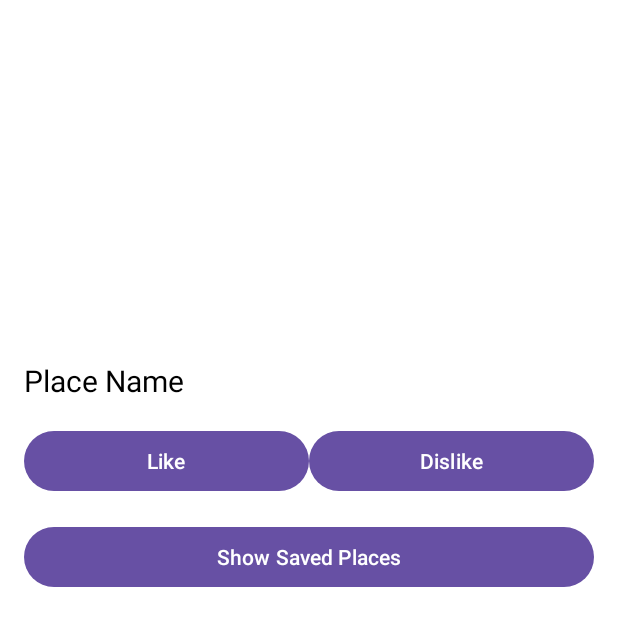
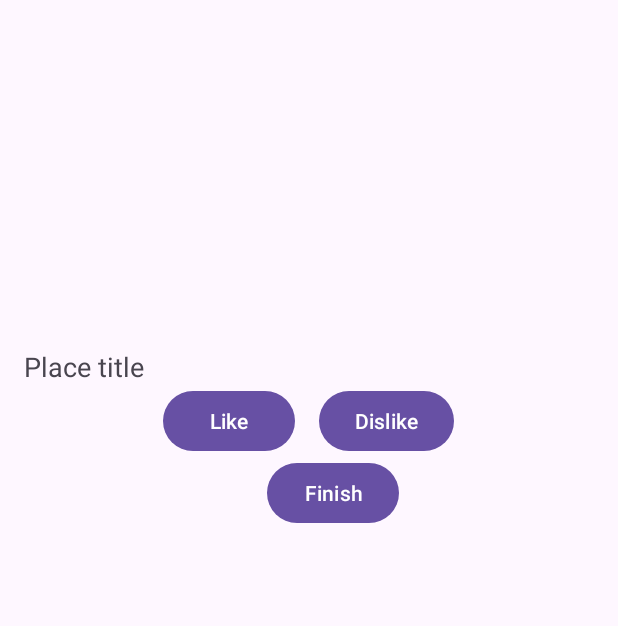
Before and after one commit to martin0925/Virtual-Collectibles-for-Tourist, an Android app: the PlanTripActivity screen opened directly, with no data from a screen before it, on a phone screen of 412 x 824 dp. Shown: the top 626 px of the screen. Run offline under Robolectric (Android 15) with nearby library versions, the phone set to English and light mode, and no system bars; our stand-ins replace Room's generated code; pictures from the network do not load.

Commit message:
Second version of Plan My Trip. Still bad visuals, logic is mostly done.

```diff
--- a/app/src/main/AndroidManifest.xml
+++ b/app/src/main/AndroidManifest.xml
@@ -32,6 +32,7 @@
         <activity android:name=".ProfileActivity" />
         <activity android:name=".PlanTripActivity" />
         <activity android:name=".SavedPlacesActivity" />
+        <activity android:name=".ViewTripActivity" />
     </application>
 
 </manifest>
--- a/app/src/main/res/layout/plan_trip_activity.xml
+++ b/app/src/main/res/layout/plan_trip_activity.xml
@@ -1,57 +1,47 @@
-<?xml version="1.0" encoding="utf-8"?>
-<LinearLayout
-    xmlns:android="http://schemas.android.com/apk/res/android"
+<LinearLayout xmlns:android="http://schemas.android.com/apk/res/android"
     android:layout_width="match_parent"
     android:layout_height="match_parent"
     android:orientation="vertical"
-    android:padding="16dp"
-    android:background="@color/white">
+    android:padding="16dp">
 
-    <!-- Display current object -->
     <ImageView
         android:id="@+id/place_image"
         android:layout_width="match_parent"
         android:layout_height="200dp"
-        android:scaleType="centerCrop"
-        android:layout_marginTop="16dp"/>
+        android:contentDescription="Place image" />
 
     <TextView
         android:id="@+id/place_title"
-        android:layout_width="wrap_content"
-        android:layout_height="wrap_content"
-        android:text="Place Name"
-        android:textColor="@color/black"
-        android:textSize="20sp"
-        android:layout_marginTop="8dp"/>
-
-    <!-- Action buttons -->
-    <LinearLayout
         android:layout_width="match_parent"
         android:layout_height="wrap_content"
+        android:text="Place title"
+        android:textSize="18sp"
+        android:paddingTop="16dp" />
+
+    <LinearLayout
         android:orientation="horizontal"
-        android:layout_marginTop="16dp">
+        android:layout_width="match_parent"
+        android:layout_height="wrap_content"
+        android:gravity="center">
 
         <Button
             android:id="@+id/like_button"
-            android:layout_width="0dp"
+            android:layout_width="wrap_content"
             android:layout_height="wrap_content"
-            android:layout_weight="1"
-            android:text="Like"/>
+            android:text="Like" />
 
         <Button
             android:id="@+id/dislike_button"
-            android:layout_width="0dp"
+            android:layout_width="wrap_content"
             android:layout_height="wrap_content"
-            android:layout_weight="1"
-            android:text="Dislike"/>
-
+            android:text="Dislike"
+            android:layout_marginLeft="16dp" />
     </LinearLayout>
-
     <Button
-        android:id="@+id/show_saved_places_button"
-        android:layout_width="match_parent"
+        android:id="@+id/finish_button"
+        android:layout_width="wrap_content"
         android:layout_height="wrap_content"
-        android:text="Show Saved Places"
-        android:layout_marginTop="16dp"/>
-
+        android:layout_gravity="center"
+        android:text="Finish"
+        android:layout_marginLeft="16dp" />
 </LinearLayout>
```
Also changed, not shown: app/src/main/java/com/example/virtualcollectiblesfortourist/MainActivity.kt (+18 -1 lines), app/src/main/java/com/example/virtualcollectiblesfortourist/PlanTripActivity.kt (+87 -47 lines), app/src/main/java/com/example/virtualcollectiblesfortourist/ViewTripActivity.kt (added, +64 -0 lines), app/src/main/res/layout/view_trip_activity.xml (added, +31 -0 lines).
